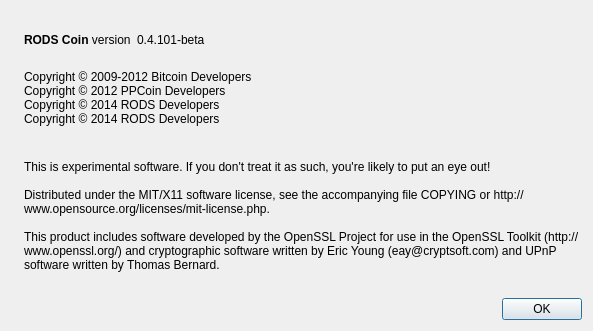
plutoniumRODS/Plutonium, file src/qt/forms/aboutdialog.ui: the form before one commit.
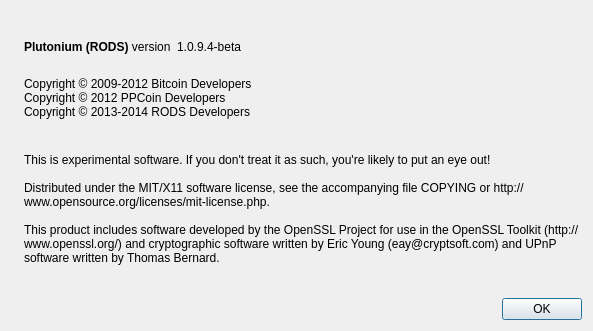
The form after the commit. Icons and pictures are not drawn.

The edit to the form file:
```diff
--- a/src/qt/forms/aboutdialog.ui
+++ b/src/qt/forms/aboutdialog.ui
@@ -50,7 +50,7 @@
           <cursorShape>IBeamCursor</cursorShape>
          </property>
          <property name="text">
-          <string>&lt;html&gt;&lt;head/&gt;&lt;body&gt;&lt;p&gt;&lt;span style=&quot; font-weight:600;&quot;&gt;RODS Coin&lt;/span&gt; version&lt;/p&gt;&lt;/body&gt;&lt;/html&gt;</string>
+          <string>&lt;html&gt;&lt;head/&gt;&lt;body&gt;&lt;p&gt;&lt;span style=&quot; font-weight:600;&quot;&gt;Plutonium (RODS)&lt;/span&gt; version&lt;/p&gt;&lt;/body&gt;&lt;/html&gt;</string>
          </property>
          <property name="textInteractionFlags">
           <set>Qt::LinksAccessibleByMouse|Qt::TextSelectableByKeyboard|Qt::TextSelectableByMouse</set>
@@ -63,7 +63,7 @@
           <cursorShape>IBeamCursor</cursorShape>
          </property>
          <property name="text">
-          <string notr="true">0.4.101-beta</string>
+          <string notr="true">1.0.9.4-beta</string>
          </property>
          <property name="textInteractionFlags">
           <set>Qt::LinksAccessibleByMouse|Qt::TextSelectableByKeyboard|Qt::TextSelectableByMouse</set>
@@ -94,8 +94,7 @@
         <string>
 Copyright © 2009-2012 Bitcoin Developers
 Copyright © 2012 PPCoin Developers
-Copyright © 2014 RODS Developers
-Copyright © 2014 RODS Developers
+Copyright © 2013-2014 RODS Developers
 </string>
        </property>
        <property name="textInteractionFlags">
```
